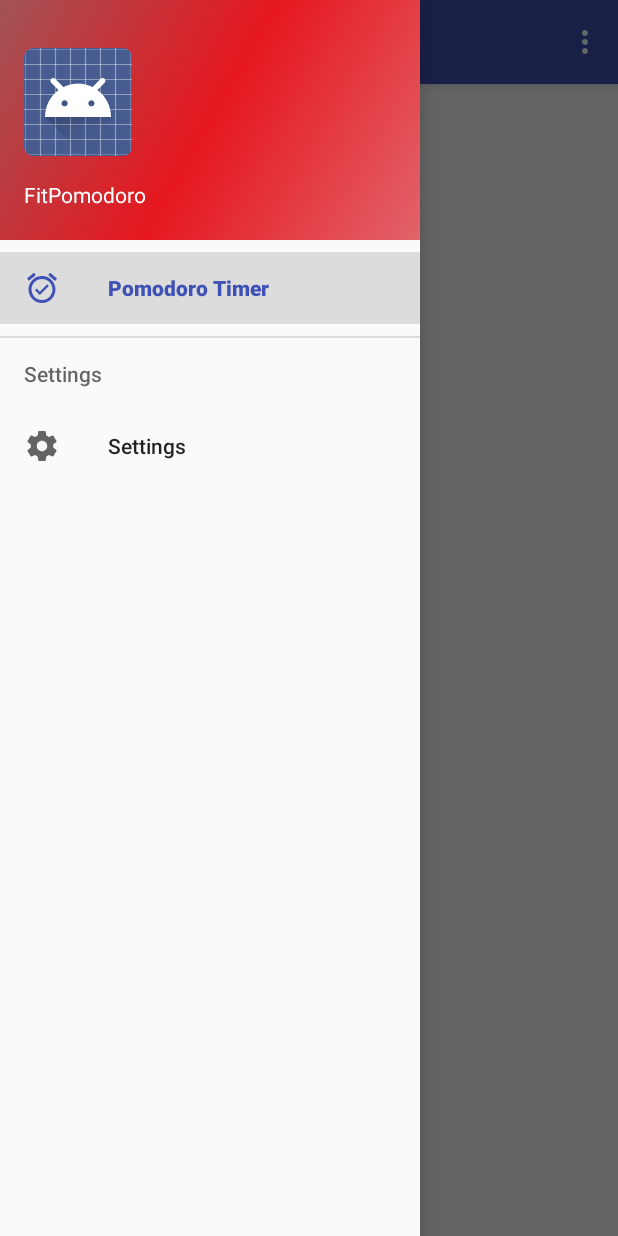
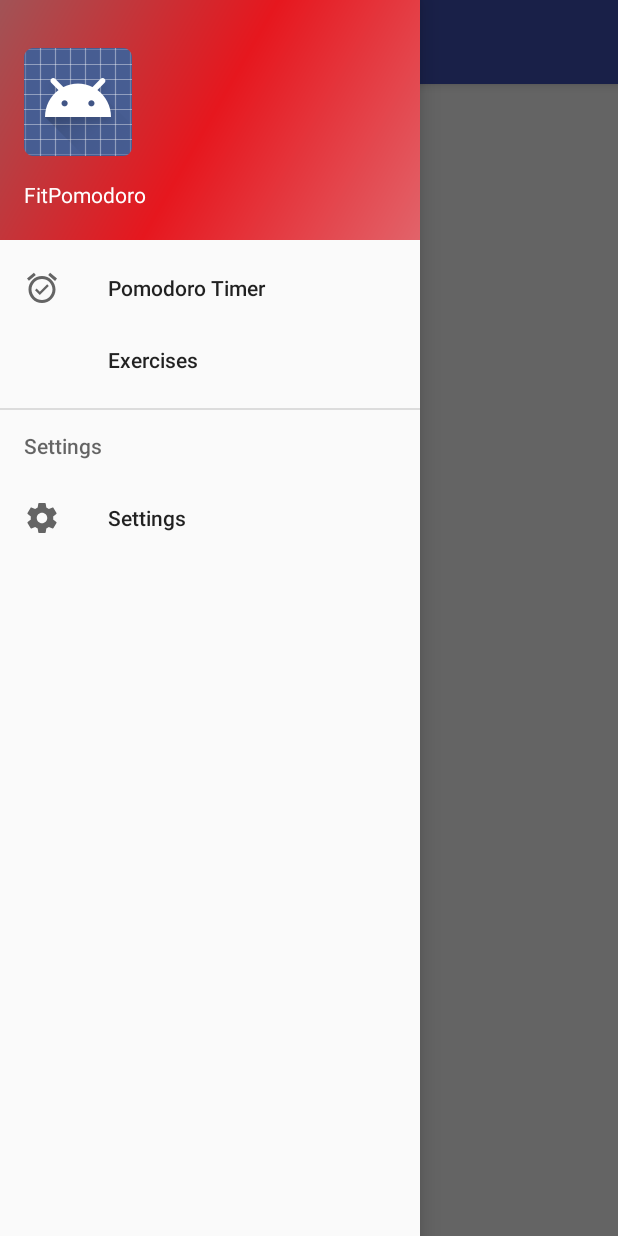
Before and after one commit to Dainiulis/Pomidoras, an Android app: the screen it shows after launch (MainActivity), with the side drawer open, on a phone screen of 412 x 824 dp. Run offline under Robolectric (Android 15) with nearby library versions, the phone set to English and light mode, and no system bars; 1 statement that could not run was skipped.

Commit message:
pridejau fragmentus, bet crashina jei veikiant timeriui pereinu i kita fragmenta ir negriztu. Reikia sugalvoti iseiti nes kai replacinu i kita fragmenta TimerFragmenta detach() ir del to crashina.

```diff
--- a/app/build.gradle
+++ b/app/build.gradle
@@ -26,6 +26,7 @@ dependencies {
     })
     compile 'com.android.support:appcompat-v7:25.1.0'
     compile 'com.android.support:design:25.1.0'
+    compile 'com.pavelsikun:material-seekbar-preference:2.3.0+'
+    compile 'com.android.support:support-v4:25.1.0'
     testCompile 'junit:junit:4.12'
-    compile 'com.pavelsikun:material-seekbar-preference:2.3.0+'
 }
--- a/app/src/main/java/com/dmiesoft/fitpomodoro/MainActivity.java
+++ b/app/src/main/java/com/dmiesoft/fitpomodoro/MainActivity.java
@@ -1,37 +1,34 @@
 package com.dmiesoft.fitpomodoro;
 
 import android.content.Intent;
-import android.content.SharedPreferences;
 import android.os.Bundle;
-import android.os.CountDownTimer;
 import android.preference.PreferenceManager;
-import android.support.design.widget.FloatingActionButton;
-import android.view.View;
 import android.support.design.widget.NavigationView;
+import android.support.v4.app.Fragment;
+import android.support.v4.app.FragmentManager;
 import android.support.v4.view.GravityCompat;
 import android.support.v4.widget.DrawerLayout;
 import android.support.v7.app.ActionBarDrawerToggle;
 import android.support.v7.app.AppCompatActivity;
 import android.support.v7.widget.Toolbar;
-import android.view.Menu;
+import android.util.Log;
 import android.view.MenuItem;
-import android.widget.TextView;
+import android.widget.Toast;
+
+import com.dmiesoft.fitpomodoro.exercisesFragments.ExerciseGroupFragment;
+import com.dmiesoft.fitpomodoro.timerFragments.TimerFragment;
+
+import java.sql.Time;
+import java.util.List;
 
 public class MainActivity extends AppCompatActivity
-        implements NavigationView.OnNavigationItemSelectedListener, View.OnClickListener {
+        implements NavigationView.OnNavigationItemSelectedListener {
 
     private static final String TAG = "TAGAS";
-    private static final int BTN_START = 1001;
-    private static final int BTN_PAUSE = 1002;
-    private CountDownTimer timer;
-    private TextView timerText;
-    private static boolean timerRunning = false, timerPaused = false, workTimer = true;
-    private long millisecs;
-    private int longBreakCounter;
-    private SharedPreferences sharedPref;
+    private static final String TIMER_FRAGMENT_TAG = "timer_fragment_tag";
+    private static final String EXERCISE_GROUP_FRAGMENT_TAG = "exercise_group_fragment_tag";
     private NavigationView navigationView;
-    private FloatingActionButton btnStartPauseTimer, btnStopTimer, btnSkipTimer;
-
+    private List<Fragment> fragments;
 
     @Override
     protected void onCreate(Bundle savedInstanceState) {
@@ -40,11 +37,17 @@ public class MainActivity extends AppCompatActivity
         Toolbar toolbar = (Toolbar) findViewById(R.id.toolbar);
         setSupportActionBar(toolbar);
 
-        longBreakCounter = 0;
         PreferenceManager.setDefaultValues(this, R.xml.preferences, false);
-        sharedPref = PreferenceManager.getDefaultSharedPreferences(this);
-        initializeViews();
-        setTimer();
+
+        if (savedInstanceState == null) {
+            TimerFragment timerFragment = new TimerFragment();
+            timerFragment.setRetainInstance(true);
+            getSupportFragmentManager()
+                    .beginTransaction()
+                    .add(R.id.main_fragment_container, timerFragment, TIMER_FRAGMENT_TAG)
+                    .addToBackStack(null)
+                    .commit();
+        }
 
         DrawerLayout drawer = (DrawerLayout) findViewById(R.id.drawer_layout);
         ActionBarDrawerToggle toggle = new ActionBarDrawerToggle(
@@ -54,68 +57,7 @@ public class MainActivity extends AppCompatActivity
 
         navigationView = (NavigationView) findViewById(R.id.nav_view);
         navigationView.setNavigationItemSelectedListener(this);
-    }
-
-    //  **Handle millisecs and timer**
-    private void setTimer() {
-        if (workTimer) {
-            timerText.setTextColor(getResources().getColor(android.R.color.holo_red_dark));
-            millisecs = getMillisecs(getDefaultMins(true));
-        } else {
-            timerText.setTextColor(getResources().getColor(android.R.color.holo_green_dark));
-            millisecs = getMillisecs(getDefaultMins(false));
-        }
-        timerText.setText(getTimerString(millisecs));
-    }
-
-    private int getWhenLongBreak() {
-        return sharedPref.getInt(SettingsActivity.PREF_KEY_WHEN_LONG_BREAK, 4);
-    }
-
-    private boolean isContinuous() {
-        return sharedPref.getBoolean(SettingsActivity.PREF_CONTINUOUS_MODE, false);
-    }
-
-    private long getMillisecs(long minutes) {
-        //Testavimui pasidaryti minutes * 1000(bus sekundes), naudojimui minutes * 60000(bus minutes)
-        return minutes * 1000;
-    }
-
-    private long getDefaultMins(boolean workTimer) {
-        int defMinutes = 0;
-        if (workTimer) {
-
-            defMinutes = sharedPref.getInt(SettingsActivity.PREF_KEY_WORK_TIME, 25);
-
-        } else {
-            if (longBreakCounter == getWhenLongBreak()) {
-                defMinutes = sharedPref.getInt(SettingsActivity.PREF_KEY_LONG_BREAK_TIME, 15);
-                longBreakCounter = 0;
-            } else {
-                defMinutes = sharedPref.getInt(SettingsActivity.PREF_KEY_REST_TIME, 5);
-            }
-        }
-        return (long) defMinutes;
-    }
-//  *********************************
-
-    private void initializeViews() {
-
-        timerText = (TextView) findViewById(R.id.timerText);
-        timerText.setText(getTimerString(millisecs));
-
-        btnStartPauseTimer = (FloatingActionButton) findViewById(R.id.btnStartPauseTimer);
-        btnStartPauseTimer.setOnClickListener(this);
-        btnStartPauseTimer.setTag(BTN_START);
-
-        btnStopTimer = (FloatingActionButton) findViewById(R.id.btnStopTimer);
-        btnStopTimer.setOnClickListener(this);
-
-        btnSkipTimer = (FloatingActionButton) findViewById(R.id.btnSkipTimer);
-        btnSkipTimer.setOnClickListener(this);
-        btnSkipTimer.setVisibility(View.GONE);
-
-        btnStopTimer.setVisibility(View.GONE);
+        Log.i(TAG, "onCreate Activity: ");
     }
 
     @Override
@@ -124,65 +66,8 @@ public class MainActivity extends AppCompatActivity
         if (drawer.isDrawerOpen(GravityCompat.START)) {
             drawer.closeDrawer(GravityCompat.START);
         } else {
-            super.onBackPressed();
+            Toast.makeText(this, "Ot ir neiseisiu is fragmento", Toast.LENGTH_SHORT).show();
         }
-    }
-
-    @Override
-    public boolean onCreateOptionsMenu(Menu menu) {
-        // Inflate the menu; this adds items to the action bar if it is present.
-        getMenuInflater().inflate(R.menu.main, menu);
-        return true;
-    }
-
-    @Override
-    public boolean onOptionsItemSelected(MenuItem item) {
-        // Handle action bar item clicks here. The action bar will
-        // automatically handle clicks on the Home/Up button, so long
-        // as you specify a parent activity in AndroidManifest.xml.
-        int id = item.getItemId();
-
-        //noinspection SimplifiableIfStatement
-        if (id == R.id.action_settings) {
-            return true;
-        }
-
-        return super.onOptionsItemSelected(item);
-    }
-
-    private void initTimer(long timeMilli) {
-        timer = new CountDownTimer(timeMilli, 1) {
-            @Override
-            public void onTick(long millisUntilFinished) {
-                String time = getTimerString(millisUntilFinished);
-                millisecs = millisUntilFinished;
-                timerText.setText(time);
-            }
-
-            @Override
-            public void onFinish() {
-                timer.cancel();
-                if (workTimer) {
-                    longBreakCounter++;
-                }
-                workTimer = !workTimer;
-                setTimer();
-                if (isContinuous()) {
-                    initTimer(millisecs);
-                } else {
-                    timerRunning = false;
-                    timerPaused = false;
-                    setStartPauseBtn(BTN_START);
-                }
-            }
-        };
-        timer.start();
-    }
-
-    private String getTimerString(long millisUntilFinished) {
-        long sec = (millisUntilFinished / 1000) % 60;
-        long min = (millisUntilFinished / 60000);
-        return String.format("%02d:%02d", min, sec);
     }
 
     @SuppressWarnings("StatementWithEmptyBody")
@@ -191,85 +76,95 @@ public class MainActivity extends AppCompatActivity
         // Handle navigation view item clicks here.
         int id = item.getItemId();
 
+        Fragment fragment = null;
+        String fragTag = "";
         switch (id) {
+            case R.id.nav_timer:
+                if (isFragmentCreated(TIMER_FRAGMENT_TAG)){
+                    fragment = getSupportFragmentManager()
+                            .findFragmentByTag(TIMER_FRAGMENT_TAG);
+                } else {
+                    fragment = new TimerFragment();
+                }
+                fragTag = TIMER_FRAGMENT_TAG;
+                break;
+
+            case R.id.nav_exercise_group:
+                if (isFragmentCreated(EXERCISE_GROUP_FRAGMENT_TAG)) {
+                    fragment = getSupportFragmentManager()
+                            .findFragmentByTag(EXERCISE_GROUP_FRAGMENT_TAG);
+                } else {
+                    fragment = new ExerciseGroupFragment();
+                }
+                fragTag = EXERCISE_GROUP_FRAGMENT_TAG;
+                break;
+
             case R.id.nav_settings:
                 Intent intent = new Intent(this, SettingsActivity.class);
                 startActivity(intent);
                 break;
+
         }
 
+        if (fragment != null && !fragment.isVisible()) {
+            getSupportFragmentManager()
+                    .beginTransaction()
+                    .replace(R.id.main_fragment_container, fragment, fragTag)
+                    .addToBackStack(null)
+                    .commit();
+        }
 
         DrawerLayout drawer = (DrawerLayout) findViewById(R.id.drawer_layout);
         drawer.closeDrawer(GravityCompat.START);
         return true;
     }
 
-    @Override
-    public void onClick(View v) {
-        switch (v.getId()) {
-            case R.id.btnStartPauseTimer:
-                handleBtnStartPause();
-                break;
-
-            case R.id.btnSkipTimer:
-
-                break;
-
-            case R.id.btnStopTimer:
-                handleBtnStop();
-                break;
-        }
+    private boolean isFragmentCreated(String tag) {
+        return fragments.contains(getSupportFragmentManager().findFragmentByTag(tag));
     }
 
-    //  ***Handle buttons***
-    private void handleBtnStop() {
-        if (timer != null) {
-            timer.cancel();
-        }
-        longBreakCounter = 0;
-        workTimer = true;
-        setTimer();
-        btnStopTimer.setVisibility(View.GONE);
-        setStartPauseBtn(BTN_START);
-        timerPaused = false;
-        timerRunning = false;
-    }
-
-    private void handleBtnStartPause() {
-        if (btnStartPauseTimer.getTag().equals(BTN_START)) {
-            initTimer(millisecs);
-            timerRunning = true;
-            timerPaused = false;
-            btnStopTimer.setVisibility(View.VISIBLE);
-            setStartPauseBtn(BTN_PAUSE);
-        } else if (btnStartPauseTimer.getTag().equals(BTN_PAUSE)) {
-            if (timer != null) {
-                timer.cancel();
+    private void setCheckedCurrentNavigationDrawer(){
+        fragments = getSupportFragmentManager().getFragments();
+        for (Fragment fragment : fragments) {
+            if (fragment.isVisible()){
+                switch (fragment.getTag()) {
+                    case TIMER_FRAGMENT_TAG:
+                        navigationView.getMenu().getItem(0).setChecked(true);
+                        break;
+                    case EXERCISE_GROUP_FRAGMENT_TAG:
+                        navigationView.getMenu().getItem(1).setChecked(true);
+                        break;
+                }
+                break;
             }
-            timerPaused = true;
-            timerRunning = false;
-            setStartPauseBtn(BTN_START);
-        }
-    }
-//  *********************************************
-
-    //  Change buttons and timer textview according to btn tag
-    private void setStartPauseBtn(int tag) {
-        if (tag == BTN_START) {
-            btnStartPauseTimer.setTag(tag);
-            btnStartPauseTimer.setImageResource(android.R.drawable.ic_media_play);
-        } else {
-            btnStartPauseTimer.setTag(tag);
-            btnStartPauseTimer.setImageResource(android.R.drawable.ic_media_pause);
         }
     }
 
     @Override
     protected void onResume() {
         super.onResume();
-        if (!timerRunning && !timerPaused) {
-            setTimer();
-        }
-        navigationView.getMenu().getItem(0).setChecked(true);
+        setCheckedCurrentNavigationDrawer();
     }
+
+//    @Override
+//    public boolean onCreateOptionsMenu(Menu menu) {
+//        // Inflate the menu; this adds items to the action bar if it is present.
+//        getMenuInflater().inflate(R.menu.main, menu);
+//        return true;
+//    }
+//
+//    @Override
+//    public boolean onOptionsItemSelected(MenuItem item) {
+//        // Handle action bar item clicks here. The action bar will
+//        // automatically handle clicks on the Home/Up button, so long
+//        // as you specify a parent activity in AndroidManifest.xml.
+//        int id = item.getItemId();
+//
+//        //noinspection SimplifiableIfStatement
+//        if (id == R.id.action_settings) {
+//            return true;
+//        }
+//
+//        return super.onOptionsItemSelected(item);
+//    }
 }
--- /dev/null
+++ b/app/src/main/java/com/dmiesoft/fitpomodoro/timerFragments/TimerFragment.java
@@ -0,0 +1,247 @@
+package com.dmiesoft.fitpomodoro.timerFragments;
+
+import android.content.Context;
+import android.content.SharedPreferences;
+import android.os.Bundle;
+import android.os.CountDownTimer;
+import android.preference.PreferenceManager;
+import android.support.annotation.Nullable;
+import android.support.design.widget.FloatingActionButton;
+import android.support.v4.app.Fragment;
+import android.util.Log;
+import android.view.LayoutInflater;
+import android.view.View;
+import android.view.ViewGroup;
+import android.widget.TextView;
+
+import com.dmiesoft.fitpomodoro.R;
+import com.dmiesoft.fitpomodoro.SettingsActivity;
+
+
+public class TimerFragment extends Fragment implements View.OnClickListener{
+
+    private static final int BTN_START = 1001;
+    private static final int BTN_PAUSE = 1002;
+    public static final String TAG = "TAG";
+    private CountDownTimer timer;
+    private TextView timerText;
+    private static boolean timerRunning = false, timerPaused = false, workTimer = true;
+    private long millisecs;
+    private int longBreakCounter;
+    private SharedPreferences sharedPref;
+    private FloatingActionButton btnStartPauseTimer, btnStopTimer, btnSkipTimer;
+    private View view;
+
+    public TimerFragment() {
+        // Required empty public constructor
+    }
+
+    @Override
+    public void onCreate(Bundle savedInstanceState) {
+        super.onCreate(savedInstanceState);
+
+        longBreakCounter = 0;
+        sharedPref = PreferenceManager.getDefaultSharedPreferences(getActivity());
+        Log.i(TAG, "onCreate: ");
+    }
+
+    @Override
+    public View onCreateView(LayoutInflater inflater, ViewGroup container,
+                             Bundle savedInstanceState) {
+        // Inflate the layout for this fragment
+        if (view == null) {
+            view = inflater.inflate(R.layout.fragment_timer, container, false);
+            initializeViews(view);
+            setTimer();
+            Log.i(TAG, "onCreateView: " + view);
+        }
+        return view;
+    }
+
+    @Override
+    public void onActivityCreated(@Nullable Bundle savedInstanceState) {
+        super.onActivityCreated(savedInstanceState);
+        Log.i(TAG, "onActivityCreated: ");
+    }
+
+    @Override
+    public void onAttach(Context context) {
+        super.onAttach(context);
+
+    }
+
+    @Override
+    public void onDetach() {
+        super.onDetach();
+    }
+
+    @Override
+    public void onResume() {
+        super.onResume();
+        if (!timerRunning && !timerPaused) {
+            setTimer();
+        }
+    }
+
+    //  **Handle millisecs and timer**
+    private void setTimer() {
+        if (workTimer) {
+            timerText.setTextColor(getResources().getColor(android.R.color.holo_red_dark));
+            millisecs = getMillisecs(getDefaultMins(true));
+        } else {
+            timerText.setTextColor(getResources().getColor(android.R.color.holo_green_dark));
+            millisecs = getMillisecs(getDefaultMins(false));
+        }
+        timerText.setText(getTimerString(millisecs));
+    }
+
+    private int getWhenLongBreak() {
+        return sharedPref.getInt(SettingsActivity.PREF_KEY_WHEN_LONG_BREAK, 4);
+    }
+
+    private boolean isContinuous() {
+        return sharedPref.getBoolean(SettingsActivity.PREF_CONTINUOUS_MODE, false);
+    }
+
+    private long getMillisecs(long minutes) {
+        //Testavimui pasidaryti minutes * 1000(bus sekundes), naudojimui minutes * 60000(bus minutes)
+        return minutes * 1000;
+    }
+
+    private long getDefaultMins(boolean workTimer) {
+        int defMinutes = 0;
+        if (workTimer) {
+
+            defMinutes = sharedPref.getInt(SettingsActivity.PREF_KEY_WORK_TIME, 25);
+
+        } else {
+            if (longBreakCounter == getWhenLongBreak()) {
+                defMinutes = sharedPref.getInt(SettingsActivity.PREF_KEY_LONG_BREAK_TIME, 15);
+                longBreakCounter = 0;
+            } else {
+                defMinutes = sharedPref.getInt(SettingsActivity.PREF_KEY_REST_TIME, 5);
+            }
+        }
+        return (long) defMinutes;
+    }
+//  *********************************
+
+    private void initializeViews(View view) {
+
+        timerText = (TextView) view.findViewById(R.id.timerText);
+        timerText.setText(getTimerString(millisecs));
+
+        btnStartPauseTimer = (FloatingActionButton) view.findViewById(R.id.btnStartPauseTimer);
+        btnStartPauseTimer.setOnClickListener(this);
+        btnStartPauseTimer.setTag(BTN_START);
+
+        btnStopTimer = (FloatingActionButton) view.findViewById(R.id.btnStopTimer);
+        btnStopTimer.setOnClickListener(this);
+
+        btnSkipTimer = (FloatingActionButton) view.findViewById(R.id.btnSkipTimer);
+        btnSkipTimer.setOnClickListener(this);
+        btnSkipTimer.setVisibility(View.GONE);
+
+        btnStopTimer.setVisibility(View.GONE);
+    }
+
+    private void initTimer(long timeMilli) {
+        timer = new CountDownTimer(timeMilli, 1) {
+            @Override
+            public void onTick(long millisUntilFinished) {
+                String time = getTimerString(millisUntilFinished);
+                millisecs = millisUntilFinished;
+                timerText.setText(time);
+            }
+
+            @Override
+            public void onFinish() {
+                timer.cancel();
+                if (workTimer) {
+                    longBreakCounter++;
+                }
+                workTimer = !workTimer;
+                setTimer();
+                if (isContinuous()) {
+                    initTimer(millisecs);
+                } else {
+                    timerRunning = false;
+                    timerPaused = false;
+                    setStartPauseBtn(BTN_START);
+                }
+            }
+        };
+        timer.start();
+    }
+
+    private String getTimerString(long millisUntilFinished) {
+        long sec = (millisUntilFinished / 1000) % 60;
+        long min = (millisUntilFinished / 60000);
+        return String.format("%02d:%02d", min, sec);
+    }
+
+    @Override
+    public void onClick(View v) {
+        switch (v.getId()) {
+            case R.id.btnStartPauseTimer:
+                handleBtnStartPause();
+                break;
+
+            case R.id.btnSkipTimer:
+
+                break;
+
+            case R.id.btnStopTimer:
+                handleBtnStop();
+                break;
+        }
+    }
+
+    //  ***Handle buttons***
+    private void handleBtnStop() {
+        if (timer != null) {
+            timer.cancel();
+        }
+        longBreakCounter = 0;
+        workTimer = true;
+        setTimer();
+        btnStopTimer.setVisibility(View.GONE);
+        setStartPauseBtn(BTN_START);
+        timerPaused = false;
+        timerRunning = false;
+    }
+
+    private void handleBtnStartPause() {
+        if (btnStartPauseTimer.getTag().equals(BTN_START)) {
+            initTimer(millisecs);
+            timerRunning = true;
+            timerPaused = false;
+            btnStopTimer.setVisibility(View.VISIBLE);
+            setStartPauseBtn(BTN_PAUSE);
+        } else if (btnStartPauseTimer.getTag().equals(BTN_PAUSE)) {
+            if (timer != null) {
+                timer.cancel();
+            }
+            timerPaused = true;
+            timerRunning = false;
+            setStartPauseBtn(BTN_START);
+        }
+    }
+//  *********************************************
+
+    //  Change buttons and timer textview according to btn tag
+    private void setStartPauseBtn(int tag) {
+        if (tag == BTN_START) {
+            btnStartPauseTimer.setTag(tag);
+            btnStartPauseTimer.setImageResource(android.R.drawable.ic_media_play);
+        } else {
+            btnStartPauseTimer.setTag(tag);
+            btnStartPauseTimer.setImageResource(android.R.drawable.ic_media_pause);
+        }
+    }
+
+    public interface TimerFragmentListener {
+        // enter methods to implement in MainActivity.class
+    }
+
+}
--- a/app/src/main/res/layout/nav_header_main.xml
+++ b/app/src/main/res/layout/nav_header_main.xml
@@ -27,9 +27,8 @@
         android:textAppearance="@style/TextAppearance.AppCompat.Body1" />
 
     <TextView
-        android:id="@+id/textView"
+        android:id="@+id/timerStatus"
         android:layout_width="wrap_content"
-        android:layout_height="wrap_content"
-        android:text="android.studio@android.com" />
+        android:layout_height="wrap_content"/>
 
 </LinearLayout>
--- a/app/src/main/res/menu/activity_main_drawer.xml
+++ b/app/src/main/res/menu/activity_main_drawer.xml
@@ -6,6 +6,9 @@
             android:id="@+id/nav_timer"
             android:icon="@drawable/ic_timer_24dp"
             android:title="@string/pomodoro"/>
+        <item
+            android:id="@+id/nav_exercise_group"
+            android:title="@string/exercises"/>
     </group>
 
     <item android:title="Settings">
--- a/app/src/main/res/values/strings.xml
+++ b/app/src/main/res/values/strings.xml
@@ -6,4 +6,8 @@
 
     <string name="pomodoro">Pomodoro Timer</string>
     <string name="settings">Settings</string>
+
+    <!-- TODO: Remove or change this placeholder text -->
+    <string name="hello_blank_fragment">Hello blank fragment</string>
+    <string name="exercises">Exercises</string>
 </resources>
```
Also changed, not shown: app/src/main/java/com/dmiesoft/fitpomodoro/exercisesFragments/ExerciseGroupFragment.java (added, +31 -0 lines), app/src/main/res/layout/content_main.xml (+3 -52 lines), app/src/main/res/layout/fragment_exercise_group.xml (added, +13 -0 lines), app/src/main/res/layout/fragment_timer.xml (added, +51 -0 lines).
